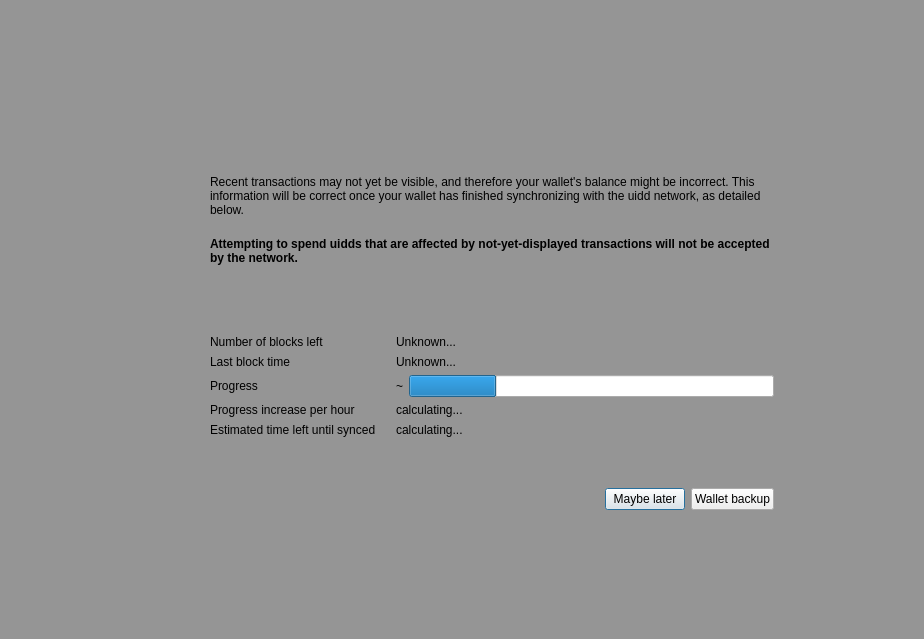
This is src/qt/forms/modaloverlay.ui in UIDD/UIDD as Qt 5 draws it before an edit. The edited form follows.
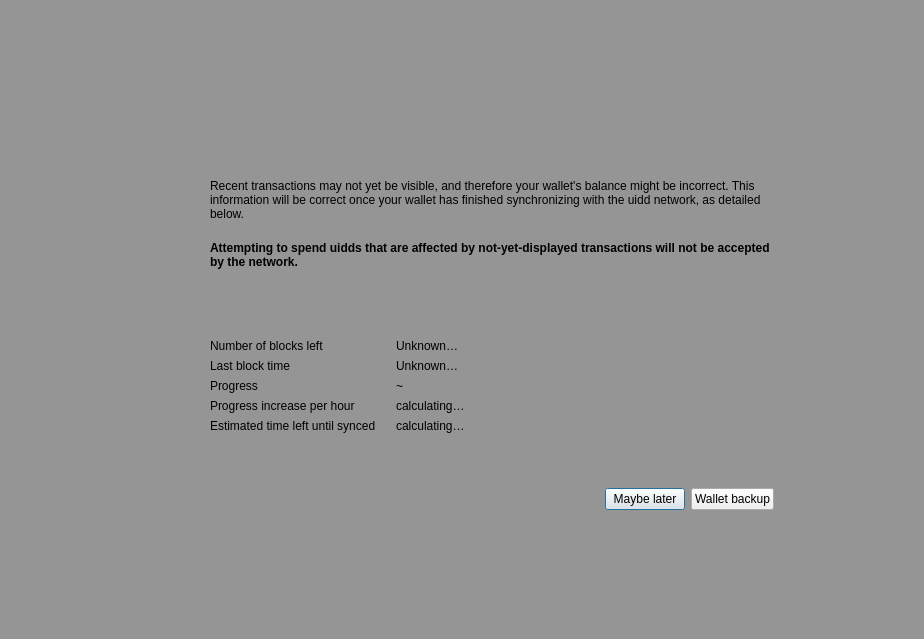
This is the edited form. Custom widgets are drawn as their Qt base class.

The edit to the form file:
```diff
--- a/src/qt/forms/modaloverlay.ui
+++ b/src/qt/forms/modaloverlay.ui
@@ -1,7 +1,7 @@
 <?xml version="1.0" encoding="UTF-8"?>
 <ui version="4.0">
  <class>ModalOverlay</class>
- <widget class="ModalOverlay" name="ModalOverlay">
+ <widget class="QWidget" name="ModalOverlay">
   <property name="geometry">
    <rect>
     <x>0</x>
@@ -236,7 +236,7 @@
                       </sizepolicy>
                      </property>
                      <property name="text">
-                      <string>Unknown...</string>
+                      <string>Unknown…</string>
                      </property>
                     </widget>
                    </item>
@@ -262,7 +262,7 @@
                       </sizepolicy>
                      </property>
                      <property name="text">
-                      <string>Unknown...</string>
+                      <string>Unknown…</string>
                      </property>
                     </widget>
                    </item>
@@ -291,16 +291,6 @@
                        </property>
                       </widget>
                      </item>
-                     <item>
-                      <widget class="QProgressBar" name="progressBar">
-                       <property name="value">
-                        <number>24</number>
-                       </property>
-                       <property name="format">
-                        <string/>
-                       </property>
-                      </widget>
-                     </item>
                     </layout>
                    </item>
                    <item row="4" column="0">
@@ -325,7 +315,7 @@
                       </sizepolicy>
                      </property>
                      <property name="text">
-                      <string>calculating...</string>
+                      <string>calculating…</string>
                      </property>
                     </widget>
                    </item>
@@ -351,7 +341,7 @@
                       </sizepolicy>
                      </property>
                      <property name="text">
-                      <string>calculating...</string>
+                      <string>calculating…</string>
                      </property>
                     </widget>
                    </item>
@@ -424,7 +414,7 @@
                <item row="1" column="1">
                 <widget class="QLabel" name="labelMessage">
                  <property name="text">
-                  <string>Please backup your wallet as soon
+                  <string>Please backup your wallet as soon as possible.
 Please make sure to keep an updated antivirus and operating system. We can not recover Your funds if you visit phishing site or lose your backup. Please make sure to keep backups of your private keys or files. We do not store your private keys on this wallet. And you as a user, are entirely responsible for your funds and your own security.</string>
                  </property>
                  <property name="alignment">
@@ -543,6 +533,9 @@
               <property name="text">
                <string>Maybe later</string>
               </property>
+              <property name="shortcut">
+               <string>Esc</string>
+              </property>
               <property name="default">
                <bool>true</bool>
               </property>
@@ -566,14 +559,6 @@
    </item>
   </layout>
  </widget>
- <customwidgets>
-  <customwidget>
-   <class>ModalOverlay</class>
-   <extends>QWidget</extends>
-   <header>qt/modaloverlay.h</header>
-   <container>1</container>
-  </customwidget>
- </customwidgets>
  <resources/>
  <connections/>
 </ui>
```
